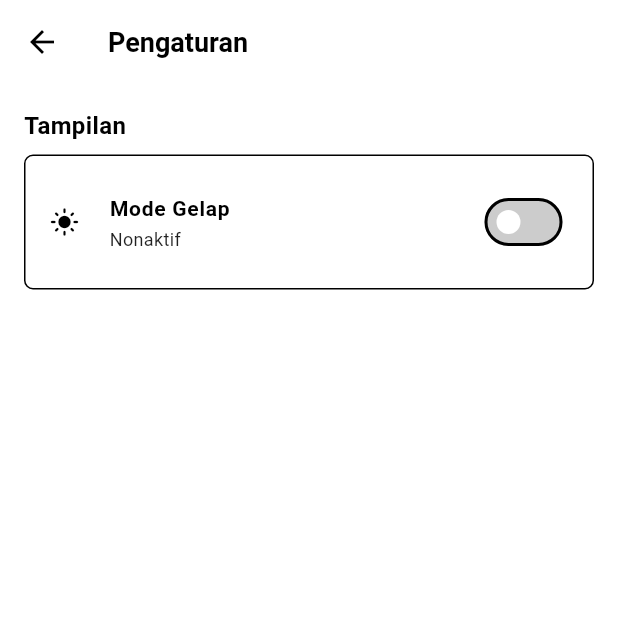
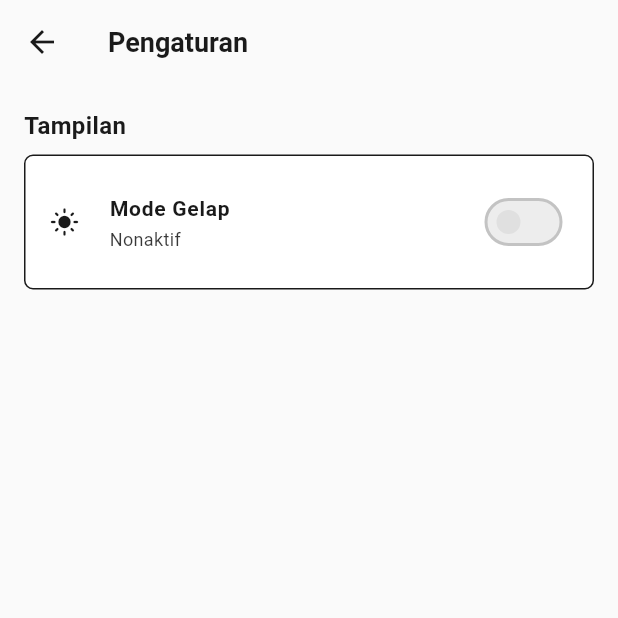
Before and after one commit to yusupsupriyadi/reminder-app, a Flutter app: the screen it shows after launch, after a tap on the "settings" icon, on a phone screen of 412 x 824 dp, the top half of it. Run offline on Flutter 3.47's test engine with Material 3 defaults, Android fonts, the phone set to English and light mode, and no system bars; our stand-ins replace get, get_storage.

Commit message:
refactor: adjust dark mode colors for better eye comfort
- Light theme: Use off-white (#FAFAFA) background and soft black (#1A1A1A) text
- Dark theme: Use material dark grey (#121212) background and light grey (#E8E8E8) text
- Add medium grey (#1E1E1E) for dark mode cards
- Reduce border opacity to 0.12 for softer appearance
- Follow Material Design guidelines for readability

🤖 Generated with Claude Code

Co-Authored-By: Claude <noreply@anthropic.com>

```diff
--- a/lib/main.dart
+++ b/lib/main.dart
@@ -23,75 +23,92 @@ void main() async {
 }
 
 ThemeData _lightTheme() {
+  const softBlack = Color(0xFF1A1A1A);
+  const offWhite = Color(0xFFFAFAFA);
+  const lightGrey = Color(0xFFE0E0E0);
+
   return ThemeData(
     brightness: Brightness.light,
-    primaryColor: Colors.black,
-    scaffoldBackgroundColor: Colors.white,
-    appBarTheme: const AppBarTheme(backgroundColor: Colors.white, foregroundColor: Colors.black, elevation: 0),
+    primaryColor: softBlack,
+    scaffoldBackgroundColor: offWhite,
+    appBarTheme: const AppBarTheme(
+      backgroundColor: offWhite,
+      foregroundColor: softBlack,
+      elevation: 0,
+    ),
     colorScheme: const ColorScheme.light(
-      primary: Colors.black,
-      secondary: Colors.black,
+      primary: softBlack,
+      secondary: softBlack,
       surface: Colors.white,
-      onSurface: Colors.black,
+      onSurface: softBlack,
     ),
     cardTheme: CardThemeData(
       color: Colors.white,
       shape: RoundedRectangleBorder(
         borderRadius: BorderRadius.circular(6),
-        side: const BorderSide(color: Colors.black, width: 1),
+        side: BorderSide(color: softBlack.withOpacity(0.12), width: 1),
       ),
     ),
     switchTheme: SwitchThemeData(
       thumbColor: WidgetStateProperty.resolveWith((states) {
         if (states.contains(WidgetState.selected)) {
-          return Colors.black;
+          return softBlack;
         }
-        return Colors.white;
+        return lightGrey;
       }),
       trackColor: WidgetStateProperty.resolveWith((states) {
         if (states.contains(WidgetState.selected)) {
-          return Colors.black.withOpacity(0.5);
+          return softBlack.withOpacity(0.3);
         }
-        return Colors.black.withOpacity(0.2);
+        return softBlack.withOpacity(0.08);
       }),
-      trackOutlineColor: WidgetStateProperty.all(Colors.black),
+      trackOutlineColor: WidgetStateProperty.all(softBlack.withOpacity(0.2)),
     ),
   );
 }
 
 ThemeData _darkTheme() {
+  const darkGrey = Color(0xFF121212);
+  const lightGrey = Color(0xFFE8E8E8);
+  const mediumGrey = Color(0xFF1E1E1E);
+  const darkGreyLight = Color(0xFF2C2C2C);
+
   return ThemeData(
     brightness: Brightness.dark,
-    primaryColor: Colors.white,
-    scaffoldBackgroundColor: Colors.black,
-    appBarTheme: const AppBarTheme(backgroundColor: Colors.black, foregroundColor: Colors.white, elevation: 0),
+    primaryColor: lightGrey,
+    scaffoldBackgroundColor: darkGrey,
+    appBarTheme: const AppBarTheme(
+      backgroundColor: darkGrey,
+      foregroundColor: lightGrey,
+      elevation: 0,
+    ),
     colorScheme: const ColorScheme.dark(
-      primary: Colors.white,
-      secondary: Colors.white,
-      surface: Colors.black,
-      onSurface: Colors.white,
+      primary: lightGrey,
+      secondary: lightGrey,
+      surface: mediumGrey,
+      onSurface: lightGrey,
     ),
     cardTheme: CardThemeData(
-      color: Colors.black,
+      color: mediumGrey,
       shape: RoundedRectangleBorder(
         borderRadius: BorderRadius.circular(6),
-        side: const BorderSide(color: Colors.white, width: 1),
+        side: BorderSide(color: lightGrey.withOpacity(0.12), width: 1),
       ),
     ),
     switchTheme: SwitchThemeData(
       thumbColor: WidgetStateProperty.resolveWith((states) {
         if (states.contains(WidgetState.selected)) {
-          return Colors.white;
+          return lightGrey;
         }
-        return Colors.black;
+        return darkGreyLight;
       }),
       trackColor: WidgetStateProperty.resolveWith((states) {
         if (states.contains(WidgetState.selected)) {
-          return Colors.white.withOpacity(0.5);
+          return lightGrey.withOpacity(0.3);
         }
-        return Colors.white.withOpacity(0.2);
+        return lightGrey.withOpacity(0.08);
       }),
-      trackOutlineColor: WidgetStateProperty.all(Colors.white),
+      trackOutlineColor: WidgetStateProperty.all(lightGrey.withOpacity(0.2)),
     ),
   );
 }
```
